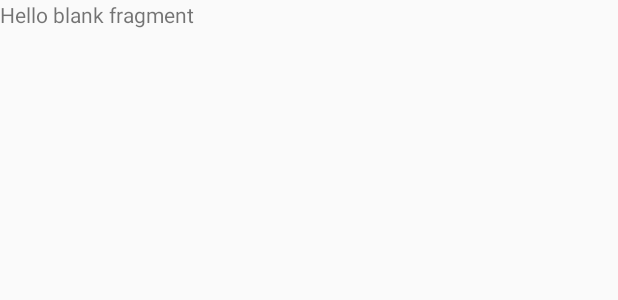
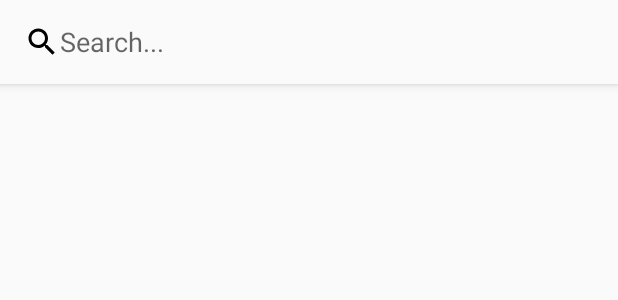
Before and after one commit to shakil1994/AndroidApp-TestInstragram, an Android app: the layout fragment_search.xml on its own in the app's theme, with its tools: preview values and no code run, on a phone screen of 412 x 824 dp. Shown: the top 300 px of the screen. Run offline under Robolectric (Android 15) with nearby library versions, the phone set to English and light mode, and no system bars.

Commit message:
Added Search

```diff
--- a/AndroidInstragramClone/app/src/main/res/layout/fragment_search.xml
+++ b/AndroidInstragramClone/app/src/main/res/layout/fragment_search.xml
@@ -1,14 +1,44 @@
 <?xml version="1.0" encoding="utf-8"?>
-<FrameLayout xmlns:android="http://schemas.android.com/apk/res/android"
+<RelativeLayout xmlns:android="http://schemas.android.com/apk/res/android"
     xmlns:tools="http://schemas.android.com/tools"
     android:layout_width="match_parent"
     android:layout_height="match_parent"
     tools:context=".Fragments.SearchFragment">
 
-    <!-- TODO: Update blank fragment layout -->
-    <TextView
+    <com.google.android.material.appbar.AppBarLayout
+        android:id="@+id/search_app_bar"
+        android:layout_width="match_parent"
+        android:layout_height="wrap_content"
+        android:background="?android:attr/windowBackground">
+
+        <androidx.appcompat.widget.Toolbar
+            android:id="@+id/toolbar"
+            android:layout_width="match_parent"
+            android:layout_height="?attr/actionBarSize"
+            android:background="?android:attr/windowBackground">
+
+            <ImageView
+                android:layout_width="wrap_content"
+                android:layout_height="wrap_content"
+                android:src="@drawable/ic_search_black_24dp" />
+
+            <EditText
+                android:id="@+id/edt_search"
+                android:layout_width="match_parent"
+                android:layout_height="wrap_content"
+                android:layout_marginStart="10dp"
+                android:layout_marginLeft="10dp"
+                android:background="@android:color/transparent"
+                android:hint="Search..." />
+
+        </androidx.appcompat.widget.Toolbar>
+
+    </com.google.android.material.appbar.AppBarLayout>
+
+    <androidx.recyclerview.widget.RecyclerView
+        android:id="@+id/recycler_search_result"
         android:layout_width="match_parent"
         android:layout_height="match_parent"
-        android:text="@string/hello_blank_fragment" />
+        android:layout_below="@id/search_app_bar" />
 
-</FrameLayout>
+</RelativeLayout>
```
Also changed, not shown: AndroidInstragramClone/app/src/main/java/com/example/shakil/androidinstragramclone/Adapter/UserSearchAdapter.java (added, +137 -0 lines), AndroidInstragramClone/app/src/main/java/com/example/shakil/androidinstragramclone/Fragments/SearchFragment.java (+124 -1 lines), AndroidInstragramClone/app/src/main/res/drawable/button_background.xml (added, +9 -0 lines), AndroidInstragramClone/app/src/main/res/layout/layout_user.xml (added, +49 -0 lines).
